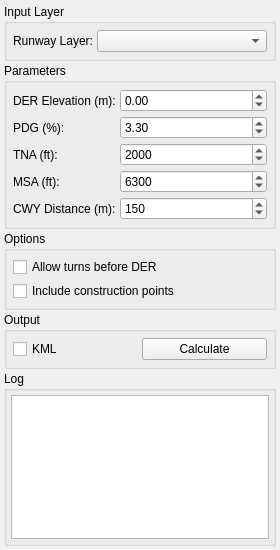
FLYGHT7/qpansopy, file Q_Pansopy/ui/departures/qpansopy_omnidirectional_dockwidget.ui: the form before one commit.
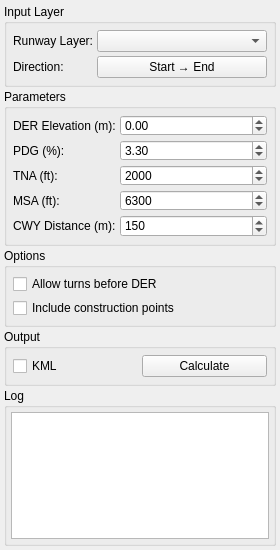
The form after the commit. Custom widgets are drawn as their Qt base class.

Commit message:
feat(omni): Add direction toggle button (StartEnd / EndStart)
- Added direction button to UI for reversing runway direction
- User can now generate SID surface from either end of runway
- Toggle between 'Start  End' and 'End  Start' modes
- Direction logged in calculation output

```diff
--- a/Q_Pansopy/ui/departures/qpansopy_omnidirectional_dockwidget.ui
+++ b/Q_Pansopy/ui/departures/qpansopy_omnidirectional_dockwidget.ui
@@ -50,6 +50,23 @@
        <item row="0" column="1">
         <widget class="QgsMapLayerComboBox" name="runwayLayerComboBox"/>
        </item>
+       <item row="1" column="0">
+        <widget class="QLabel" name="directionLabel">
+         <property name="text">
+          <string>Direction:</string>
+         </property>
+        </widget>
+       </item>
+       <item row="1" column="1">
+        <widget class="QPushButton" name="directionButton">
+         <property name="text">
+          <string>Start → End</string>
+         </property>
+         <property name="checkable">
+          <bool>true</bool>
+         </property>
+        </widget>
+       </item>
       </layout>
      </widget>
     </item>
```
The commit also changes 2 other files.
